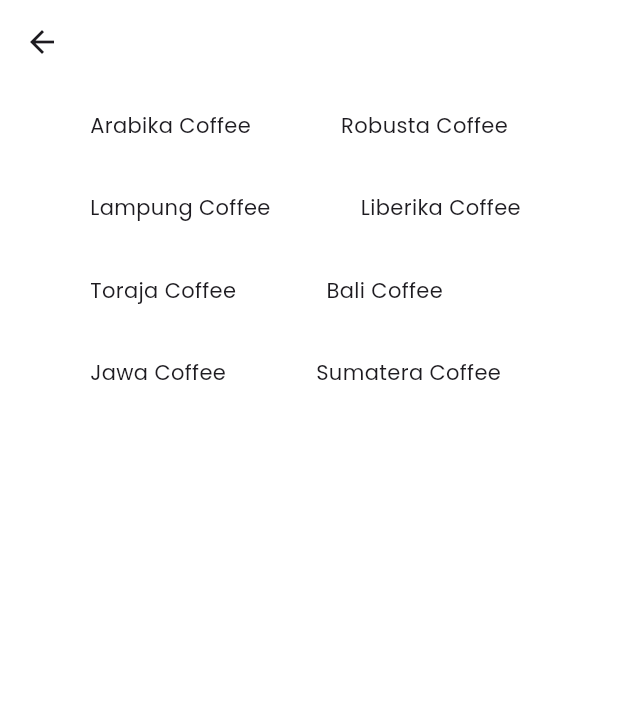
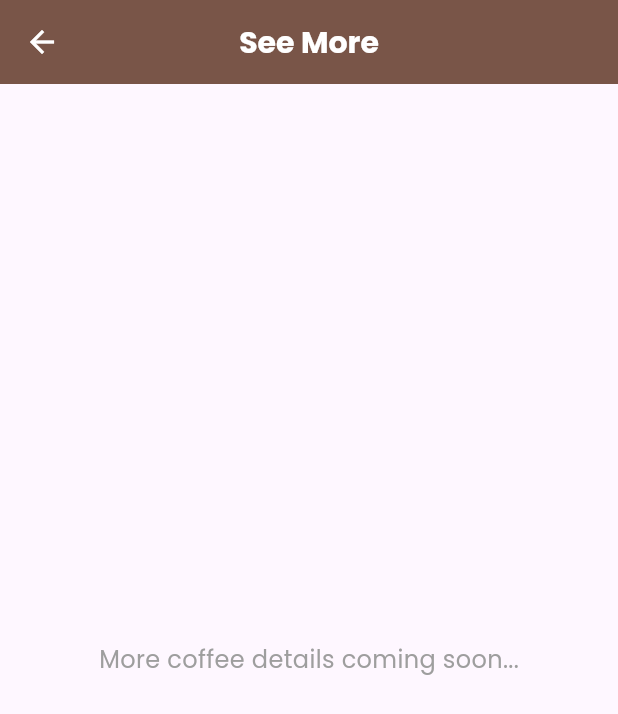
Before and after one commit to zoeeyy21/coffeebeans, a Flutter app: the SeeMore screen opened directly, on a phone screen of 412 x 824 dp. Shown: the top 714 px of the screen. Run offline on Flutter 3.47's test engine with Material 3 defaults, Android fonts, the phone set to English and light mode, and no system bars.

Commit message:
GDGoC Task

```diff
--- a/lib/pages/see_more.dart
+++ b/lib/pages/see_more.dart
@@ -11,94 +11,34 @@ class _SeeMoreState extends State<SeeMore> {
   @override
   Widget build(BuildContext context) {
     return Scaffold(
-      backgroundColor: Colors.white,
       appBar: AppBar(
-        backgroundColor: Colors.white,
+        backgroundColor: Colors.brown,
+        elevation: 0,
+        leading: IconButton(
+          icon: const Icon(Icons.arrow_back, color: Colors.white),
+          onPressed: () {
+            Navigator.pop(context);
+          },
+        ),
+        title: const Text(
+          "See More",
+          style: TextStyle(
+            fontFamily: 'poppins',
+            color: Colors.white,
+            fontSize: 20,
+            fontWeight: FontWeight.bold,
+          ),
+        ),
+        centerTitle: true,
       ),
-      body: const SafeArea(
-        child: Column(
-          children: [
-            Row(
-              mainAxisAlignment: MainAxisAlignment.start,
-              children: [
-                SizedBox(height: 55),
-                Padding(
-                  padding: EdgeInsets.only(left: 60.0),
-                  child: Text(
-                    'Arabika Coffee',
-                    style: TextStyle(fontFamily: 'poppins'),
-                  ),
-                ),
-                Padding(
-                  padding: EdgeInsets.only(left: 60.0),
-                  child: Text(
-                    'Robusta Coffee',
-                    style: TextStyle(fontFamily: 'poppins'),
-                  ),
-                ),
-              ],
-            ),
-            Row(
-              mainAxisAlignment: MainAxisAlignment.start,
-              children: [
-                SizedBox(height: 55),
-                Padding(
-                  padding: EdgeInsets.only(left: 60.0),
-                  child: Text(
-                    'Lampung Coffee',
-                    style: TextStyle(fontFamily: 'poppins'),
-                  ),
-                ),
-                Padding(
-                  padding: EdgeInsets.only(left: 60.0),
-                  child: Text(
-                    'Liberika Coffee',
-                    style: TextStyle(fontFamily: 'poppins'),
-                  ),
-                ),
-              ],
-            ),
-            Row(
-              mainAxisAlignment: MainAxisAlignment.start,
-              children: [
-                SizedBox(height: 55),
-                Padding(
-                  padding: EdgeInsets.only(left: 60.0),
-                  child: Text(
-                    'Toraja Coffee',
-                    style: TextStyle(fontFamily: 'poppins'),
-                  ),
-                ),
-                Padding(
-                  padding: EdgeInsets.only(left: 60.0),
-                  child: Text(
-                    'Bali Coffee',
-                    style: TextStyle(fontFamily: 'poppins'),
-                  ),
-                ),
-              ],
-            ),
-            Row(
-              mainAxisAlignment: MainAxisAlignment.start,
-              children: [
-                SizedBox(height: 55),
-                Padding(
-                  padding: EdgeInsets.only(left: 60.0),
-                  child: Text(
-                    'Jawa Coffee',
-                    style: TextStyle(fontFamily: 'poppins'),
-                  ),
-                ),
-                Padding(
-                  padding: EdgeInsets.only(left: 60.0),
-                  child: Text(
-                    'Sumatera Coffee',
-                    style: TextStyle(fontFamily: 'poppins'),
-                  ),
-                ),
-              ],
-            ),
-          ],
+      body: const Center(
+        child: Text(
+          "More coffee details coming soon...",
+          style: TextStyle(
+            fontFamily: 'poppins',
+            fontSize: 16,
+            color: Colors.grey,
+          ),
         ),
       ),
     );
--- a/lib/pages/test.dart
+++ b/lib/pages/test.dart
@@ -30,7 +30,7 @@ class _MyAppState extends State<MyApp> {
           ),
         ),
         bottomNavigationBar: BottomNavigationBar(
-          items:const [
+          items: const [
             BottomNavigationBarItem(
               icon: Icon(Icons.home),
               label: 'Home',
--- a/pubspec.yaml
+++ b/pubspec.yaml
@@ -14,6 +14,7 @@ dev_dependencies:
   flutter_test:
     sdk: flutter
   flutter_lints: ^4.0.0
+  provider: ^6.0.5
 
 flutter:
   uses-material-design: true
```
Also changed, not shown: lib/main.dart (+11 -2 lines), lib/pages/home_page.dart (+35 -25 lines), lib/pages/intro_page.dart (+20 -28 lines), lib/pages/profile_page.dart (+26 -17 lines), lib/providers/intro_page_provider.dart (added, +13 -0 lines), pubspec.lock, 1 other file.
